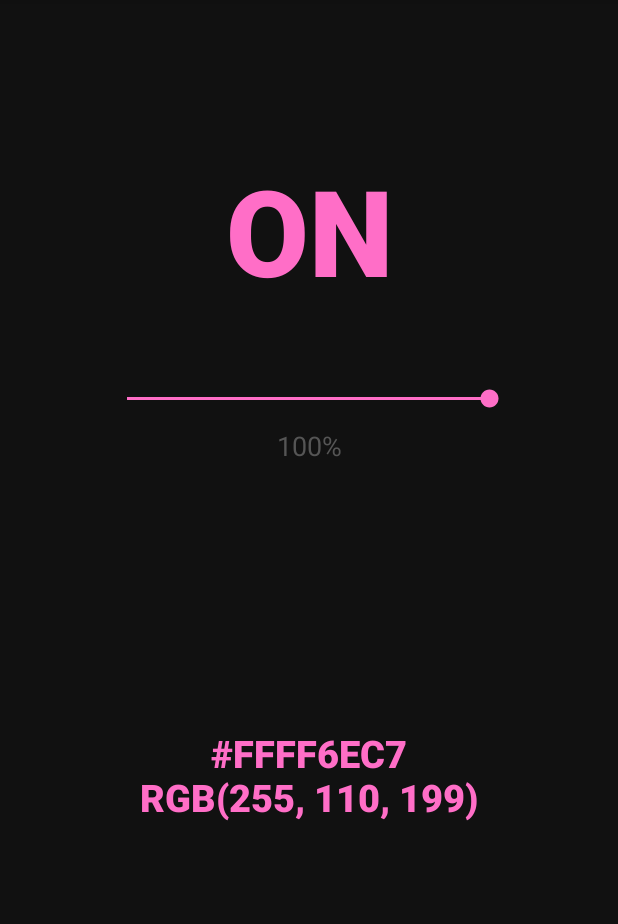
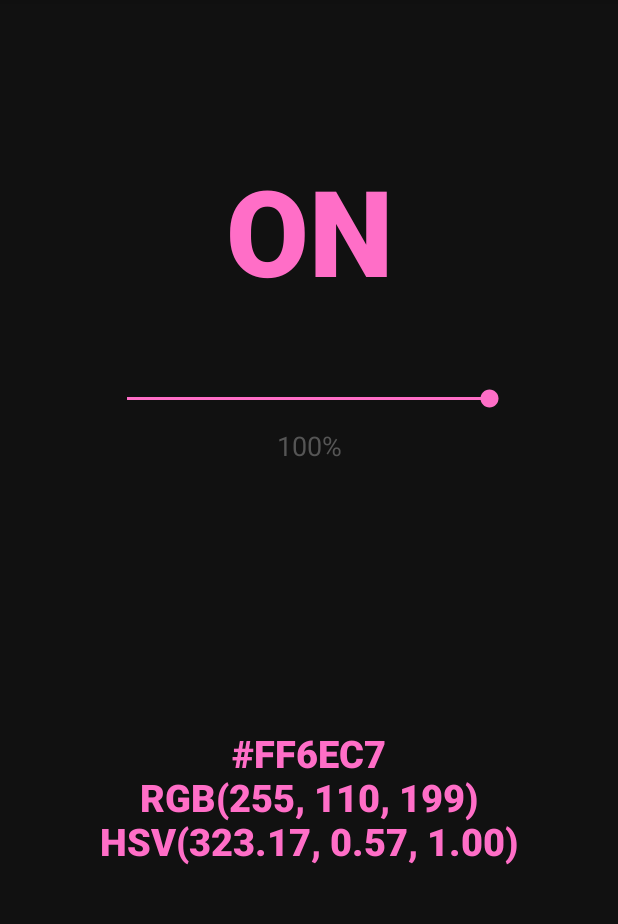
Before and after one commit to devpin95/Android-LED-Controller, an Android app: the screen it shows after launch (MainActivity), on a phone screen of 412 x 824 dp, the part 84-1008 px from its top. Run offline under Robolectric (Android 15) with nearby library versions, the phone set to English and light mode, and no system bars; libraries missing offline, so code that uses them is left out: com.azeesoft.lib.

Commit message:
Added java class for our color value, replaced current_color with LColor object. Color helper function (getBrightness, modifyColorByBrightness) moved to LColor class

```diff
--- /dev/null
+++ b/app/src/main/java/com/example/ledcontroller/LColor.java
@@ -0,0 +1,122 @@
+package com.example.ledcontroller;
+
+import android.graphics.Color;
+
+import java.text.DecimalFormat;
+
+public class LColor {
+    private int[] rgbColor;
+    private int hexColor;
+    private float[] hsvColor;
+
+    private String rgbString, hexString, hsvString;
+
+    public LColor(int[] rgb, int hex, float[] hsv) {
+        rgbColor = rgb;
+        hexColor = hex;
+        hsvColor = hsv;
+
+        rgbString = getHexString();
+        hexString = getHexString();
+        hsvString = getHSVString();
+    }
+
+    public LColor(int hex) {
+        hexColor = hex;
+        rgbColor = getRGB();
+        hsvColor = getHSV();
+
+        rgbString = getRGBString();
+        hexString = getHexString();
+        hsvString = getHSVString();
+    }
+
+    /**
+     * Gets RGB values from hexColor
+     * @return integer array with red, green, and blue values, respectively
+     */
+    public int[] getRGB() {
+        int[] rgb = new int[3];
+        rgb[0] = Color.red(hexColor);
+        rgb[1] = Color.green(hexColor);
+        rgb[2] = Color.blue(hexColor);
+
+        return rgb;
+    }
+
+
+    /**
+     * Returns the hex string value for a color: #RRGGBB
+     * @return String of hex value
+     */
+    public String getHexString() {
+        return "#" + Integer.toHexString(hexColor - 0xff000000);
+    }
+
+    /**
+     * Returns the int hex color
+     * @return int
+     */
+    public int getHex() {
+        return hexColor;
+    }
+
+
+    /**
+     * Returns the string HSV value: "HSV(##0.00, ##0.00, ##0.00)"
+     * @return String
+     */
+    public String getHSVString() {
+        DecimalFormat decimalFormat = new DecimalFormat("##0.00");
+        return "HSV(" + decimalFormat.format(hsvColor[0]) + ", " +
+                decimalFormat.format(hsvColor[1]) + ", " +
+                decimalFormat.format(hsvColor[2]) + ")";
+    }
+
+    /**
+     * Returns an array with HSV values
+     * hue: hsv[0]
+     * saturation: hsv[1]
+     * brightness: hsv[2]
+     * @return float[3]
+     */
+    public float[] getHSV() {
+        float[] hsv = new float[3];
+        Color.colorToHSV(hexColor, hsv);
+        return hsv;
+    }
+
+    /**
+     * Get the RGB values of a color
+     * rgb[0]: red
+     * rgb[1]: green
+     * rgb[2]: blue
+     * @return int[]
+     */
+    public int[] getRGBColor() {
+        return rgbColor;
+    }
+
+    /**
+     * Returns the string RGB value: "RGB(RRR, GGG, BBB)"
+     * @return String
+     */
+    public String getRGBString() {
+        return "RGB(" + rgbColor[0] + ", "
+                + rgbColor[1] + ", "
+                + rgbColor[2] + ")";
+    }
+
+    /**
+     * returns the current brightness of color
+     * @return int
+     */
+    public int getBrightness() {
+        return (int)(hsvColor[2] * 100);
+    }
+
+    public int modifyColorByBrightness(int brightness) {
+        hsvColor[2] = brightness/(float)100;
+        return Color.HSVToColor(hsvColor);
+    }
+}
--- a/app/src/main/java/com/example/ledcontroller/MainActivity.java
+++ b/app/src/main/java/com/example/ledcontroller/MainActivity.java
@@ -26,8 +26,11 @@ public class MainActivity extends AppCompatActivity {
     private TextView brightness_val;
     private TextView codes;
 
-    private int current_color;
-    private int off_color = 0xFF555555;
+    private LColor currentColor;
+    private LColor offColor = new LColor(0xff55555);
+
+//    private int currentColor;
+//    private int off_color = 0xFF555555;
 
     Vibrator vibe;
 
@@ -50,7 +53,9 @@ public class MainActivity extends AppCompatActivity {
 
         // TODO set color and brightnessBar to last saved?
         // set starting color
-        setColor(Integer.parseInt(getActiveColor(), 16) + 0xFF000000);
+        currentColor = new LColor(Integer.parseInt(getActiveColor(), 16) + 0xFF000000);
+        setColor(currentColor.getHex());
+        //setColor(Integer.parseInt(getActiveColor(), 16) + 0xFF000000);
 
     }
 
@@ -59,21 +64,19 @@ public class MainActivity extends AppCompatActivity {
      * @param color a color as an integer value
      */
     public void setColor(int color) {
-        current_color = color;
-        //Log.i("info", "int sub cur_color: "+current_color);
+//        currentColor = new LColor(color);
+        //Log.i("info", "int sub cur_color: "+currentColor);
 
         // change color text view to reflect current color
-        String hexStr = "#" + Integer.toHexString(current_color);
-        int[] rgb = getRGB(current_color);
-        String rgbStr = "RGB(" + rgb[0] + ", "
-                + rgb[1] + ", "
-                + rgb[2] + ")";
-        codes.setText(hexStr + "\n" + rgbStr);
 
-        setColorScheme(current_color);
+        codes.setText(currentColor.getHexString() + '\n' +
+                currentColor.getRGBString() + '\n' +
+                currentColor.getHSVString());
+
+        setColorScheme(color);
 
         // set seekbar to current color's brightness value
-        setSeekbar(getBrightnessFromColor(current_color));
+        setSeekbar(currentColor.getBrightness());
     }
 
     /**
@@ -81,25 +84,25 @@ public class MainActivity extends AppCompatActivity {
      * @param brightness brightness value as an integer between 0 and 100
      * @return a color value as an integer
      */
-    public int modifyColorByBrightness(int brightness) {
-        // Convert to HSV
-        float[] hsv = new float[3];
-        Color.colorToHSV(current_color, hsv);
-        hsv[2] = brightness/(float)100;
-
-        return Color.HSVToColor(hsv);
-    }
+//    public int modifyColorByBrightness(int brightness) {
+//        // Convert to HSV
+//        float[] hsv = new float[3];
+//        Color.colorToHSV(currentColor, hsv);
+//        hsv[2] = brightness/(float)100;
+//
+//        return Color.HSVToColor(hsv);
+//    }
 
     /**
      *  Extracts brightness from integer color value
      * @param color a color value as an integer
      * @return the brightness value of the color as an integer between 0 and 100
      */
-    private int getBrightnessFromColor(int color) {
-        float[] hsv = new float[3];
-        Color.colorToHSV(color, hsv);
-        return (int)(hsv[2] * 100);
-    }
+//    private int getBrightnessFromColor(int color) {
+//        float[] hsv = new float[3];
+//        Color.colorToHSV(color, hsv);
+//        return (int)(hsv[2] * 100);
+//    }
 
     /**
      *  Sets state of activity to OFF state
@@ -109,7 +112,7 @@ public class MainActivity extends AppCompatActivity {
     private void setOffState() {
         state = false;
         toggle.setText(R.string.OFF);
-        setColorScheme(off_color);
+        setColorScheme(offColor.getHex());
         setSeekbar(0);
     }
 
@@ -123,14 +126,15 @@ public class MainActivity extends AppCompatActivity {
      * @param color a color as an integer value
      * @return integer array with red, green, and blue values, respectively
      */
-    private int[] getRGB(int color) {
-        int[] rgb = new int[3];
-        rgb[0] = Color.red(color);
-        rgb[1] = Color.green(color);
-        rgb[2] = Color.blue(color);
+//    private int[] getRGB(int color) {
+//        int[] rgb = new int[3];
+//        rgb[0] = Color.red(color);
+//        rgb[1] = Color.green(color);
+//        rgb[2] = Color.blue(color);
+//
+//        return rgb;
+//    }
 
-        return rgb;
-    }
 
     /**
      *  Changes seekbar to reflect a brightness value
@@ -158,7 +162,7 @@ public class MainActivity extends AppCompatActivity {
 
     /**
      *  Toggles state of Activity ON/OFF (onClick)
-     *   ON sets main text to on and current_color color scheme
+     *   ON sets main text to on and currentColor color scheme
      *   OFF sets main text to off and off_color color scheme
      * @param view android.view.View required for onClick Event
      */
@@ -166,13 +170,13 @@ public class MainActivity extends AppCompatActivity {
         state = !state;
         if ( state ) {
             toggle.setText(R.string.ON);
-            setColor(current_color);
+            setColor(currentColor.modifyColorByBrightness(currentColor.getBrightness()));
         } else {
             setOffState();
         }
 
         try {
-            vibe.vibrate(100);
+            vibe.vibrate(10);
         }
         catch (Exception e) {
             Log.i("debug", e.toString());
@@ -186,7 +190,7 @@ public class MainActivity extends AppCompatActivity {
         public void onProgressChanged(SeekBar seekBar, int progress, boolean fromUser) {
             // updated continuously as the user slides the thumb
             if (fromUser) {
-                setColorScheme(modifyColorByBrightness(progress));
+                setColorScheme(currentColor.modifyColorByBrightness(progress));
             }
         }
 
@@ -195,7 +199,7 @@ public class MainActivity extends AppCompatActivity {
             /*// called when the user first touches the SeekBar
             int prog = seekBar.getProgress();
             if (prog == 0) {
-                setColorScheme(current_color);
+                setColorScheme(currentColor);
                 toggle.setText(R.string.ON);
             }*/
         }
@@ -209,7 +213,7 @@ public class MainActivity extends AppCompatActivity {
             } else {
                 state = true;
                 toggle.setText(R.string.ON);
-                setColor(modifyColorByBrightness(seekBar.getProgress()));
+                setColor(currentColor.modifyColorByBrightness(seekBar.getProgress()));
             }
         }
     };
@@ -229,7 +233,7 @@ public class MainActivity extends AppCompatActivity {
 
                 // set new color
                 setColor(color);
-                Log.i("info", "int cur_color: "+current_color);
+                Log.i("info", "int cur_color: "+ currentColor);
                 // if activity is in OFF state, reset to OFF state
                 if (!state) {
                     setOffState();
@@ -237,7 +241,7 @@ public class MainActivity extends AppCompatActivity {
             }
         });
 
-        colorPickerDialog.setInitialColor(current_color);
+        colorPickerDialog.setInitialColor(currentColor.getHex());
         colorPickerDialog.hideOpacityBar();
         colorPickerDialog.show();
     }
```
